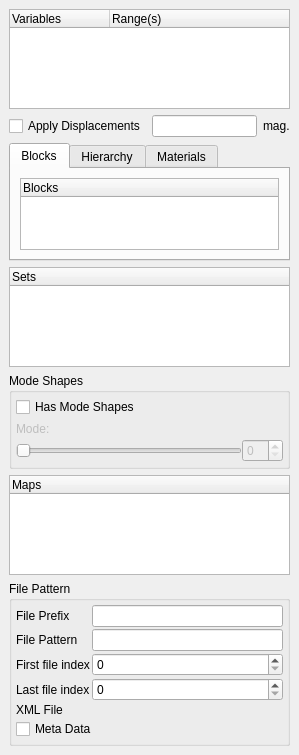
The window that Qt/Components/Resources/UI/pqExodusIIPanel.ui (wildmichael/ParaView3-enhancements-old) describes before a commit, drawn with Qt 5.
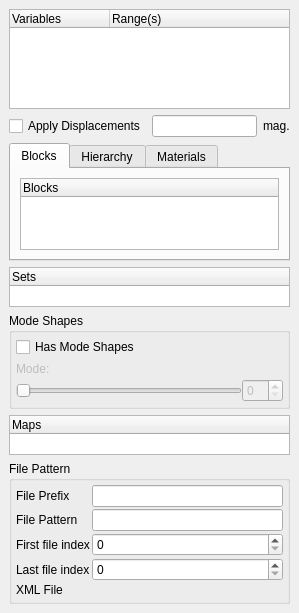
The same window after the commit. Custom widgets are drawn as their Qt base class.

Commit message: ENH: A couple small changes to the exodus II panel. Remove the "meta data" check box since its not being used. Reduce default vertical size of  "sets" and "maps" widgets.

What changed in the file:
```diff
--- a/Qt/Components/Resources/UI/pqExodusIIPanel.ui
+++ b/Qt/Components/Resources/UI/pqExodusIIPanel.ui
@@ -167,7 +167,7 @@
      <property name="minimumSize" >
       <size>
        <width>0</width>
-       <height>100</height>
+       <height>40</height>
       </size>
      </property>
      <property name="rootIsDecorated" >
@@ -291,7 +291,7 @@
      <property name="minimumSize" >
       <size>
        <width>0</width>
-       <height>100</height>
+       <height>40</height>
       </size>
      </property>
      <property name="rootIsDecorated" >
@@ -469,13 +469,6 @@
         </property>
        </widget>
       </item>
-      <item row="5" column="0" colspan="2" >
-       <widget class="QCheckBox" name="ExodusModelMetadata" >
-        <property name="text" >
-         <string>Meta Data</string>
-        </property>
-       </widget>
-      </item>
      </layout>
     </widget>
    </item>
```
